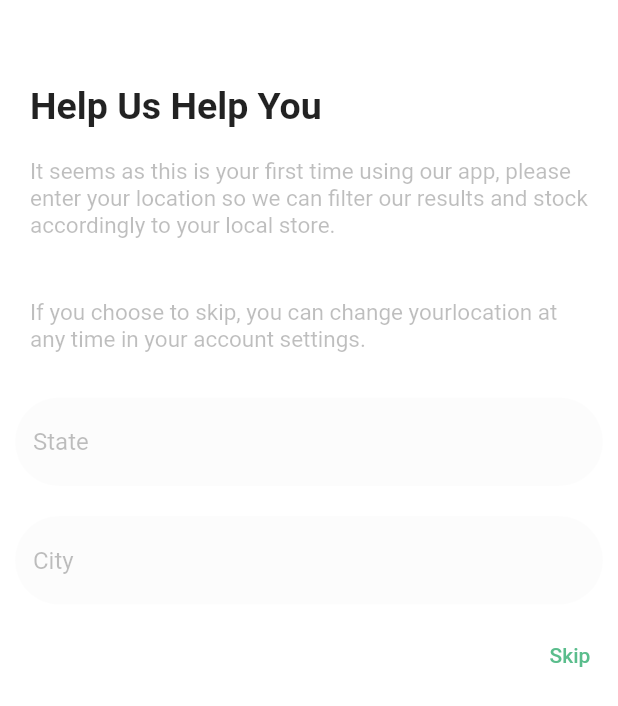
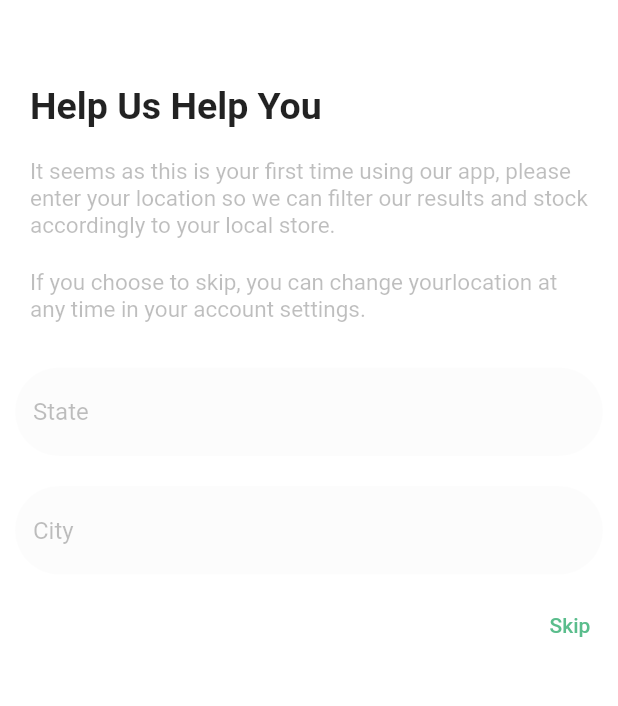
Before and after one commit to Smtrbci/Flutter-Project, a Flutter app: the screen it shows after launch, on a phone screen of 412 x 824 dp. Shown: the top 706 px of the screen. Run offline on Flutter 3.47's test engine with Material 2 defaults, Android fonts, the phone set to English and light mode, and no system bars; our stand-ins replace math_expressions.

Commit message:
text Form Updated

```diff
--- a/signin/lib/home/home_sign.dart
+++ b/signin/lib/home/home_sign.dart
@@ -18,14 +18,36 @@ class _homeSignState extends State<homeSign> {
       body: Column(
         children: [
           _helpUsHelpYouText(),
-          _firstText(),
-          _secondText(),
+          _textForm(),
           _stateTextFormField(),
           _cityTextFormField(),
           _skipTextButton(),
         ],
       ),
       backgroundColor: Colors.white,
+    );
+  }
+
+  Container _textForm() {
+    return Container(
+          child: Padding(
+            padding: const EdgeInsets.all(20.0),
+            child: Column(
+              children: const [
+                Text(
+                  "It seems as this is your first time using our app, please enter your location so we can filter our results and stock accordingly to your local store.",
+                  style: TextStyle(
+                      color: Color.fromARGB(75, 33, 33, 33), fontSize: 15),
+                ),
+                SizedBox(height: 20.0),
+                Text(
+                  "If you choose to skip, you can change yourlocation at any time in your account settings.",
+                  style: TextStyle(
+                      color: Color.fromARGB(75, 33, 33, 33), fontSize: 15),
+                ),
+              ],
+            ),
+          ),
         );
   }
 
@@ -95,38 +117,6 @@ class _homeSignState extends State<homeSign> {
     );
   }
 
-  Container _secondText() {
-    return Container(
-          child: const Padding(
-            padding: EdgeInsets.all(20.0),
-            child: Align(
-              alignment: Alignment.center,
-              child: Text(
-                "If you choose to skip, you can change yourlocation at any time in your account settings.",
-                style: TextStyle(
-                    color: Color.fromARGB(75, 33, 33, 33), fontSize: 15),
-              ),
-            ),
-          ),
-        );
-  }
-
-  Container _firstText() {
-    return Container(
-          child: const Padding(
-            padding: EdgeInsets.all(20.0),
-            child: Align(
-              alignment: Alignment.center,
-              child: Text(
-                "It seems as this is your first time using our app, please enter your location so we can filter our results and stock accordingly to your local store.",
-                style: TextStyle(
-                    color: Color.fromARGB(75, 33, 33, 33), fontSize: 15),
-              ),
-            ),
-          ),
-        );
-  }
-
   Container _helpUsHelpYouText() {
     return Container(
       child: const Padding(
```
Lines whose indentation alone changed are shown as unchanged.
